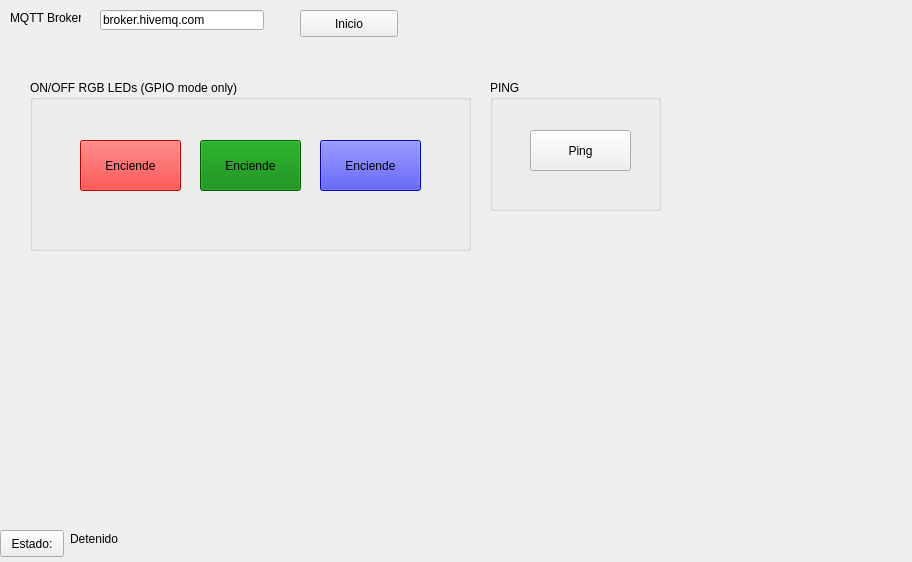
Qt form guipanel.ui (nicruireq/QtClientForESP32DeviceMQTT) before a commit.
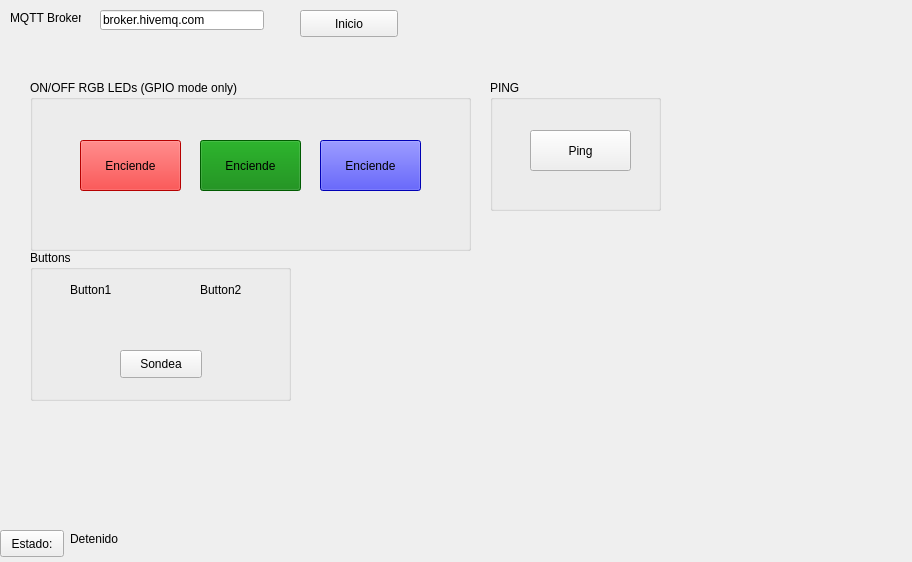
The same form after that commit. Custom widgets are drawn as their Qt base class.

Commit message: Features 3.1, 3.2, 3.3) Added Poll Buttons control and indicators to GUI - logic send on topic command a poll order then if a new msg is received on topic BUTTONS parse it and update indicators in GUI. Refactor of slot for mqtt reception with switch that selects a proper function to process accoding to the topic of incoming msg

What changed in the file:
```diff
--- a/guipanel.ui
+++ b/guipanel.ui
@@ -177,8 +177,106 @@
     </property>
    </widget>
   </widget>
+  <widget class="QGroupBox" name="groupBox_3">
+   <property name="geometry">
+    <rect>
+     <x>30</x>
+     <y>250</y>
+     <width>261</width>
+     <height>151</height>
+    </rect>
+   </property>
+   <property name="title">
+    <string>Buttons</string>
+   </property>
+   <widget class="QPushButton" name="sondeaButton">
+    <property name="geometry">
+     <rect>
+      <x>90</x>
+      <y>100</y>
+      <width>82</width>
+      <height>28</height>
+     </rect>
+    </property>
+    <property name="text">
+     <string>Sondea</string>
+    </property>
+   </widget>
+   <widget class="Led" name="button1StateLed">
+    <property name="geometry">
+     <rect>
+      <x>60</x>
+      <y>60</y>
+      <width>16</width>
+      <height>16</height>
+     </rect>
+    </property>
+    <property name="toolTip">
+     <string>Color Led component</string>
+    </property>
+    <property name="whatsThis">
+     <string>Led indicator</string>
+    </property>
+   </widget>
+   <widget class="Led" name="button2StateLed">
+    <property name="geometry">
+     <rect>
+      <x>190</x>
+      <y>60</y>
+      <width>16</width>
+      <height>16</height>
+     </rect>
+    </property>
+    <property name="toolTip">
+     <string>Color Led component</string>
+    </property>
+    <property name="whatsThis">
+     <string>Led indicator</string>
+    </property>
+    <property name="color">
+     <color>
+      <red>71</red>
+      <green>255</green>
+      <blue>92</blue>
+     </color>
+    </property>
+   </widget>
+   <widget class="QLabel" name="label_2">
+    <property name="geometry">
+     <rect>
+      <x>40</x>
+      <y>30</y>
+      <width>63</width>
+      <height>20</height>
+     </rect>
+    </property>
+    <property name="text">
+     <string>Button1</string>
+    </property>
+   </widget>
+   <widget class="QLabel" name="label_3">
+    <property name="geometry">
+     <rect>
+      <x>170</x>
+      <y>30</y>
+      <width>63</width>
+      <height>20</height>
+     </rect>
+    </property>
+    <property name="text">
+     <string>Button2</string>
+    </property>
+   </widget>
+  </widget>
  </widget>
  <layoutdefault spacing="6" margin="11"/>
+ <customwidgets>
+  <customwidget>
+   <class>Led</class>
+   <extends>QWidget</extends>
+   <header>analogwidgets/led.h</header>
+  </customwidget>
+ </customwidgets>
  <tabstops>
   <tabstop>runButton</tabstop>
  </tabstops>
```
The commit also changes 5 other files.
